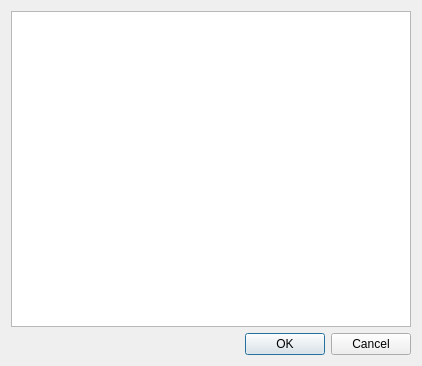
Before: the Qt Designer form src/providers/virtual/qgsembeddedlayerselect.ui in carsmie/QGIS, drawn with Qt 5.
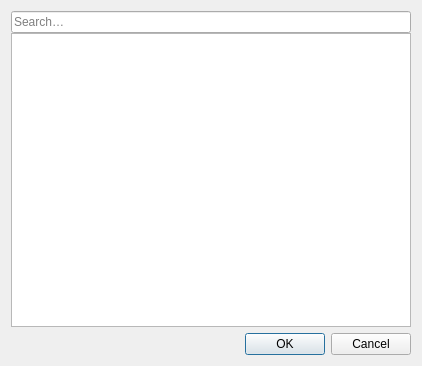
After: the same form once the commit is applied. Custom widgets are drawn as their Qt base class.

Commit message:
Add filter search box to virtual layer import layer dialog
Makes the dialog usable for large projects

What changed in the file:
```diff
--- a/src/providers/virtual/qgsembeddedlayerselect.ui
+++ b/src/providers/virtual/qgsembeddedlayerselect.ui
@@ -15,6 +15,21 @@
   </property>
   <layout class="QVBoxLayout" name="verticalLayout">
    <item>
+    <layout class="QVBoxLayout" name="verticalLayout_2">
+     <property name="spacing">
+      <number>0</number>
+     </property>
+     <property name="bottomMargin">
+      <number>0</number>
+     </property>
+     <item>
+      <widget class="QgsFilterLineEdit" name="mSearchLineEdit">
+       <property name="placeholderText">
+        <string>Search…</string>
+       </property>
+      </widget>
+     </item>
+     <item>
     <widget class="QListView" name="mLayers">
      <property name="selectionMode">
       <enum>QAbstractItemView::ExtendedSelection</enum>
@@ -24,6 +39,8 @@
      </property>
     </widget>
    </item>
+    </layout>
+   </item>
    <item>
     <widget class="QDialogButtonBox" name="buttonBox">
      <property name="orientation">
@@ -36,6 +53,17 @@
    </item>
   </layout>
  </widget>
+ <customwidgets>
+  <customwidget>
+   <class>QgsFilterLineEdit</class>
+   <extends>QLineEdit</extends>
+   <header>qgsfilterlineedit.h</header>
+  </customwidget>
+ </customwidgets>
+ <tabstops>
+  <tabstop>mSearchLineEdit</tabstop>
+  <tabstop>mLayers</tabstop>
+ </tabstops>
  <resources/>
  <connections>
   <connection>
```
Lines whose indentation alone changed are shown as unchanged. The commit also changes 1 other file.
